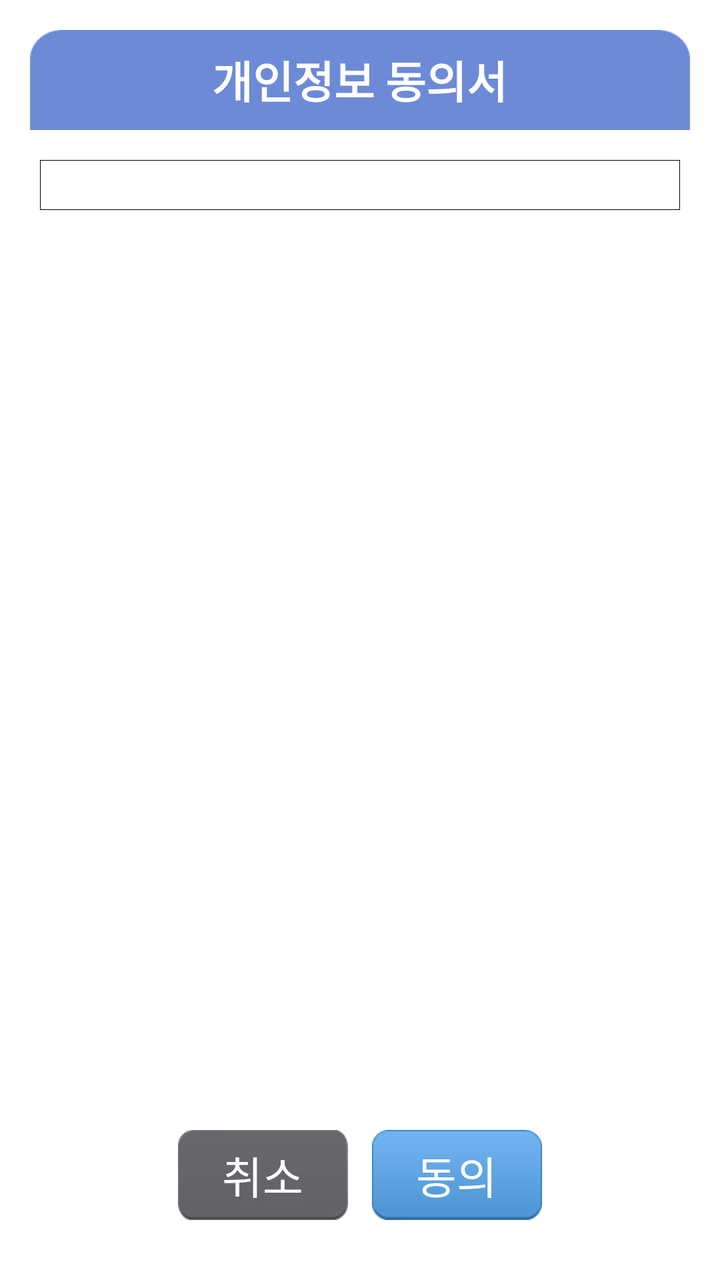
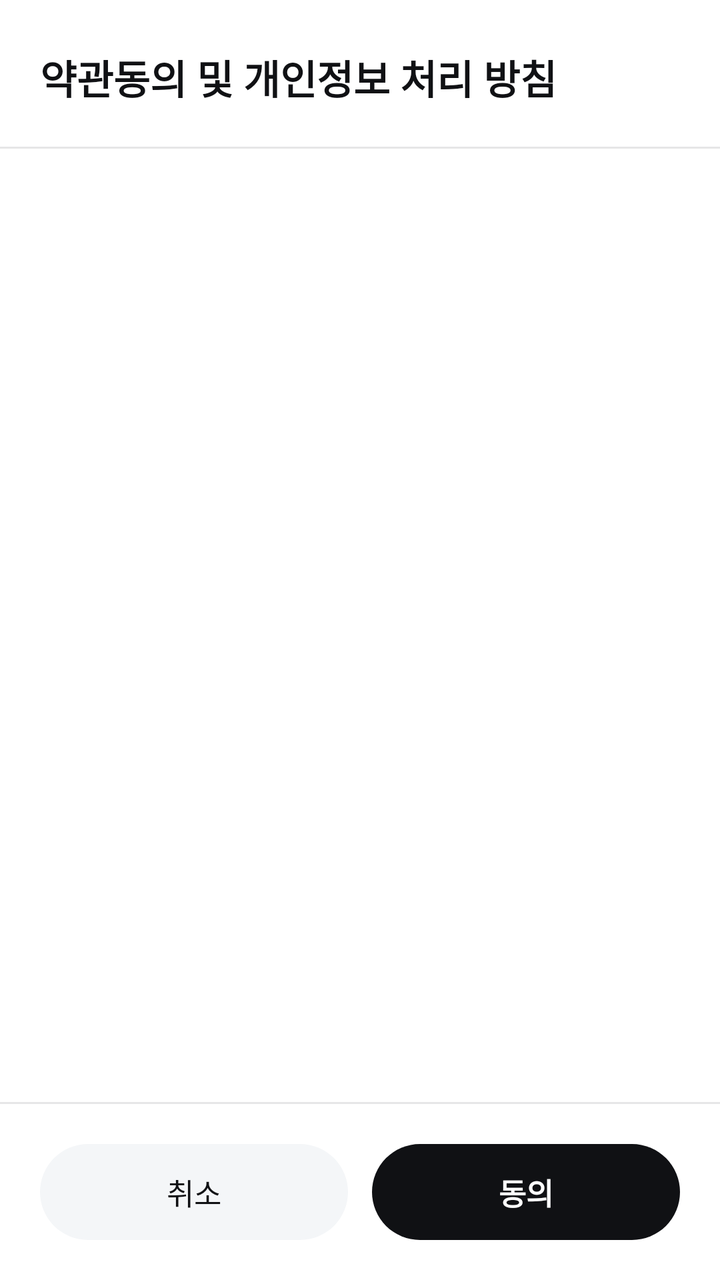

An Android layout rendered at two revisions. The XML below is the earlier revision; the diff shows what the commit changed to produce the second picture.
<!-- AndroidManifest.xml: application theme AppTheme -->
<!-- res/layout/dialog_privacy_policy.xml -->
<?xml version="1.0" encoding="utf-8"?>
<LinearLayout xmlns:android="http://schemas.android.com/apk/res/android"
              android:layout_width="match_parent"
              android:layout_height="wrap_content"
              android:padding="15dp"
              android:orientation="vertical">

    <LinearLayout
        android:layout_width="match_parent"
        android:layout_height="50dp"
        android:background="@drawable/popup_title"
        android:gravity="center"
        android:orientation="vertical">

        <TextView
            android:layout_width="wrap_content"
            android:layout_height="wrap_content"
            android:text="@string/ppTitle"
            android:textAppearance="?android:attr/textAppearanceLarge"
            android:textColor="@color/White"
            android:textStyle="bold"/>

    </LinearLayout>

    <LinearLayout
        android:layout_width="match_parent"
        android:layout_height="0dp"
        android:layout_weight="1"
        android:background="@color/White"
        android:gravity="center_horizontal"
        android:orientation="vertical">

        <View
            android:layout_width="match_parent"
            android:layout_height="10dp"/>

        <LinearLayout
            android:layout_width="match_parent"
            android:layout_height="wrap_content"
            android:background="@color/Black"
            android:gravity="center"
            android:layout_margin="5dp"
            android:padding="1px">

            <ScrollView
                android:layout_width="match_parent"
                android:layout_height="match_parent"
                android:background="@color/White">

                <LinearLayout
                    android:layout_width="match_parent"
                    android:layout_height="match_parent"
                    android:orientation="vertical">

                    <TextView
                        android:id="@+id/tvPersonalInformationAgreement"
                        android:layout_width="wrap_content"
                        android:layout_height="wrap_content"
                        android:textAppearance="?android:attr/textAppearanceMedium"
                        android:textColor="@color/Black"/>

                </LinearLayout>
            </ScrollView>

        </LinearLayout>

        <View
            android:layout_width="match_parent"
            android:layout_height="23dp"/>

    </LinearLayout>

    <LinearLayout
        android:layout_width="match_parent"
        android:layout_height="55dp"
        android:background="@color/White"
        android:gravity="bottom|center_horizontal">

        <Button
            android:id="@+id/agreeCancelBt"
            android:layout_width="85dp"
            android:layout_height="45dp"
            android:layout_marginRight="12dp"
            android:background="@drawable/xml_btn_cancel"
            android:text="@string/btn_cancel"
            android:textAppearance="?android:attr/textAppearanceLargeInverse"
            android:textColor="@color/White"
            />

        <Button
            android:id="@+id/agreeAgreeBt"
            android:layout_width="85dp"
            android:layout_height="45dp"
            android:background="@drawable/xml_btn_ok"
            android:text="@string/btn_agree"
            android:textAppearance="?android:attr/textAppearanceLargeInverse"
            android:textColor="@color/White"/>


    </LinearLayout>

    <LinearLayout
        android:layout_width="match_parent"
        android:layout_height="15dp"
        android:background="@drawable/popup_tail"
        android:orientation="vertical">

    </LinearLayout>

</LinearLayout>
<!-- resources referenced by this layout -->
<resources>
  <color name="Black">#000000</color>
  <color name="White">#FFFFFFFF</color>
  <!-- drawable popup_tail: png bitmap (drawable-hdpi, 1565 bytes) -->
  <!-- drawable popup_title: png bitmap (drawable-hdpi, 1797 bytes) -->
  <!-- drawable xml_btn_cancel (drawable) -->
  <?xml version="1.0" encoding="utf-8"?>
  <selector xmlns:android="http://schemas.android.com/apk/res/android">
  	<item android:drawable="@drawable/btn_cancel_touch" android:state_pressed="true"/>
  	
  	<item android:drawable="@drawable/btn_cancel" android:state_pressed="false"/>
  	
  </selector>
  <!-- drawable xml_btn_ok (drawable) -->
  <?xml version="1.0" encoding="utf-8"?>
  <selector xmlns:android="http://schemas.android.com/apk/res/android">
  	
  	
  	<item android:state_pressed="true" android:drawable="@drawable/btn_ok_touch"/>
  	<item android:state_pressed="false" android:drawable="@drawable/btn_ok"/>
  </selector>
  <string name="btn_agree">동의</string>
  <string name="btn_cancel">취소</string>
  <string name="ppTitle">개인정보 동의서</string>
  <style name="AppTheme" parent="android:Theme.Light.NoTitleBar">
          
      </style>
  <!-- drawable btn_cancel_touch: png bitmap (drawable-hdpi, 1151 bytes) -->
  <!-- drawable btn_cancel: png bitmap (drawable-hdpi, 1567 bytes) -->
  <!-- drawable btn_ok_touch: png bitmap (drawable-hdpi, 1127 bytes) -->
  <!-- drawable btn_ok: png bitmap (drawable-hdpi, 1499 bytes) -->
</resources>

<!-- the commit's change to res/layout/dialog_privacy_policy.xml (unified diff, before → after) -->
@@ -1,109 +1,92 @@
 <?xml version="1.0" encoding="utf-8"?>
 <LinearLayout xmlns:android="http://schemas.android.com/apk/res/android"
-              android:layout_width="match_parent"
-              android:layout_height="wrap_content"
-              android:padding="15dp"
-              android:orientation="vertical">
+    android:layout_width="match_parent"
+    android:layout_height="match_parent"
+    android:background="@drawable/privacy_dialog_background"
+    android:clipToOutline="true"
+    android:orientation="vertical">
+
+    <TextView
+        android:layout_width="match_parent"
+        android:layout_height="wrap_content"
+        android:accessibilityHeading="true"
+        android:paddingStart="20dp"
+        android:paddingTop="24dp"
+        android:paddingEnd="20dp"
+        android:paddingBottom="20dp"
+        android:text="@string/ppTitle"
+        android:textColor="#101114"
+        android:textSize="20sp"
+        android:textStyle="bold" />
+
+    <View
+        android:layout_width="match_parent"
+        android:layout_height="1dp"
+        android:background="#1A101114" />
+
+    <ScrollView
+        android:id="@+id/privacyPolicyScroll"
+        android:layout_width="match_parent"
+        android:layout_height="0dp"
+        android:layout_weight="1"
+        android:clipToPadding="false"
+        android:fillViewport="true"
+        android:paddingStart="20dp"
+        android:paddingTop="20dp"
+        android:paddingEnd="20dp"
+        android:paddingBottom="20dp"
+        android:scrollbarStyle="insideOverlay">
+
+        <TextView
+            android:id="@+id/tvPersonalInformationAgreement"
+            android:layout_width="match_parent"
+            android:layout_height="wrap_content"
+            android:lineSpacingExtra="4dp"
+            android:textColor="#2D333B"
+            android:textIsSelectable="true"
+            android:textSize="15sp" />
+
+    </ScrollView>
+
+    <View
+        android:layout_width="match_parent"
+        android:layout_height="1dp"
+        android:background="#1A101114" />
 
     <LinearLayout
         android:layout_width="match_parent"
-        android:layout_height="50dp"
-        android:background="@drawable/popup_title"
-        android:gravity="center"
-        android:orientation="vertical">
-
-        <TextView
-            android:layout_width="wrap_content"
-            android:layout_height="wrap_content"
-            android:text="@string/ppTitle"
-            android:textAppearance="?android:attr/textAppearanceLarge"
-            android:textColor="@color/White"
-            android:textStyle="bold"/>
-
-    </LinearLayout>
-
-    <LinearLayout
-        android:layout_width="match_parent"
-        android:layout_height="0dp"
-        android:layout_weight="1"
-        android:background="@color/White"
-        android:gravity="center_horizontal"
-        android:orientation="vertical">
-
-        <View
-            android:layout_width="match_parent"
-            android:layout_height="10dp"/>
-
-        <LinearLayout
-            android:layout_width="match_parent"
-            android:layout_height="wrap_content"
-            android:background="@color/Black"
-            android:gravity="center"
-            android:layout_margin="5dp"
-            android:padding="1px">
-
-            <ScrollView
-                android:layout_width="match_parent"
-                android:layout_height="match_parent"
-                android:background="@color/White">
-
-                <LinearLayout
-                    android:layout_width="match_parent"
-                    android:layout_height="match_parent"
-                    android:orientation="vertical">
-
-                    <TextView
-                        android:id="@+id/tvPersonalInformationAgreement"
-                        android:layout_width="wrap_content"
-                        android:layout_height="wrap_content"
-                        android:textAppearance="?android:attr/textAppearanceMedium"
-                        android:textColor="@color/Black"/>
-
-                </LinearLayout>
-            </ScrollView>
-
-        </LinearLayout>
-
-        <View
-            android:layout_width="match_parent"
-            android:layout_height="23dp"/>
-
-    </LinearLayout>
-
-    <LinearLayout
-        android:layout_width="match_parent"
-        android:layout_height="55dp"
-        android:background="@color/White"
-        android:gravity="bottom|center_horizontal">
+        android:layout_height="wrap_content"
+        android:orientation="horizontal"
+        android:padding="20dp">
 
         <Button
             android:id="@+id/agreeCancelBt"
-            android:layout_width="85dp"
-            android:layout_height="45dp"
-            android:layout_marginRight="12dp"
-            android:background="@drawable/xml_btn_cancel"
+            android:layout_width="0dp"
+            android:layout_height="wrap_content"
+            android:layout_marginEnd="12dp"
+            android:layout_weight="1"
+            android:background="@drawable/privacy_dialog_button"
+            android:backgroundTint="#F4F6F8"
+            android:minHeight="48dp"
+            android:padding="12dp"
             android:text="@string/btn_cancel"
-            android:textAppearance="?android:attr/textAppearanceLargeInverse"
-            android:textColor="@color/White"
-            />
+            android:textAllCaps="false"
+            android:textColor="#101114"
+            android:textSize="15sp" />
 
         <Button
             android:id="@+id/agreeAgreeBt"
-            android:layout_width="85dp"
-            android:layout_height="45dp"
-            android:background="@drawable/xml_btn_ok"
+            android:layout_width="0dp"
+            android:layout_height="wrap_content"
+            android:layout_weight="1"
+            android:background="@drawable/privacy_dialog_button"
+            android:minHeight="48dp"
+            android:padding="12dp"
             android:text="@string/btn_agree"
-            android:textAppearance="?android:attr/textAppearanceLargeInverse"
-            android:textColor="@color/White"/>
-
-
-    </LinearLayout>
-
-    <LinearLayout
-        android:layout_width="match_parent"
-        android:layout_height="15dp"
-        android:background="@drawable/popup_tail"
-        android:orientation="vertical">
+            android:textAllCaps="false"
+            android:textColor="@color/White"
+            android:textSize="15sp"
+            android:textStyle="bold" />
 
     </LinearLayout>
 
<!-- resource entries referenced after the edit -->
@@ -1,34 +1,28 @@
 <!-- resources referenced by this layout -->
 <resources>
-  <color name="Black">#000000</color>
   <color name="White">#FFFFFFFF</color>
-  <!-- drawable popup_tail: png bitmap (drawable-hdpi, 1565 bytes) -->
-  <!-- drawable popup_title: png bitmap (drawable-hdpi, 1797 bytes) -->
-  <!-- drawable xml_btn_cancel (drawable) -->
+  <!-- drawable privacy_dialog_background (drawable) -->
   <?xml version="1.0" encoding="utf-8"?>
-  <selector xmlns:android="http://schemas.android.com/apk/res/android">
-  	<item android:drawable="@drawable/btn_cancel_touch" android:state_pressed="true"/>
-  	
-  	<item android:drawable="@drawable/btn_cancel" android:state_pressed="false"/>
-  	
-  </selector>
-  <!-- drawable xml_btn_ok (drawable) -->
+  <shape xmlns:android="http://schemas.android.com/apk/res/android">
+      <solid android:color="@color/White" />
+      <corners android:radius="24dp" />
+  </shape>
+  <!-- drawable privacy_dialog_button (drawable) -->
   <?xml version="1.0" encoding="utf-8"?>
-  <selector xmlns:android="http://schemas.android.com/apk/res/android">
-  	
-  	
-  	<item android:state_pressed="true" android:drawable="@drawable/btn_ok_touch"/>
-  	<item android:state_pressed="false" android:drawable="@drawable/btn_ok"/>
-  </selector>
+  <ripple xmlns:android="http://schemas.android.com/apk/res/android"
+      android:color="#33FFFFFF">
+      <item>
+          <shape>
+              <solid android:color="#101114" />
+              <corners android:radius="24dp" />
+          </shape>
+      </item>
+  </ripple>
   <string name="btn_agree">동의</string>
   <string name="btn_cancel">취소</string>
-  <string name="ppTitle">개인정보 동의서</string>
+  <string name="ppTitle">약관동의 및 개인정보 처리 방침</string>
   <style name="AppTheme" parent="android:Theme.Light.NoTitleBar">
           
       </style>
-  <!-- drawable btn_cancel_touch: png bitmap (drawable-hdpi, 1151 bytes) -->
-  <!-- drawable btn_cancel: png bitmap (drawable-hdpi, 1567 bytes) -->
-  <!-- drawable btn_ok_touch: png bitmap (drawable-hdpi, 1127 bytes) -->
-  <!-- drawable btn_ok: png bitmap (drawable-hdpi, 1499 bytes) -->
 </resources>
 
